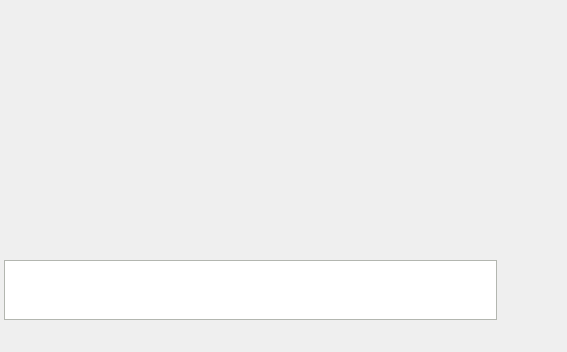
The window that share/skins/default/mucprivchat.ui (itds-consulting/yate) describes before a commit, drawn with Qt 5.
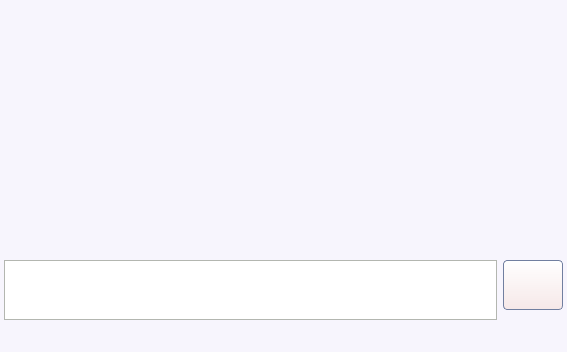
The same window after the commit. Icons and pictures are not drawn.

Commit message: Moved channel control buttons to channel item in channels list. Conference and transfer are now done from master channel and shown in its item in channels list. Changed user interface colors and shapes.

Diff of the .ui file:
```diff
--- a/share/skins/default/mucprivchat.ui
+++ b/share/skins/default/mucprivchat.ui
@@ -18,6 +18,124 @@
   <property name="focusPolicy" >
    <enum>Qt::StrongFocus</enum>
   </property>
+  <property name="styleSheet" >
+   <string>QWidget#mucprivchat {
+  background:#f7f5fd;
+}
+QLabel {background:none; font-size: 11px;}
+QMenu {
+  border: 1px solid #717fa0;
+  background: #ffffff;
+  selection-color: #ffffff;
+  selection-background-color: #48a4d7;
+  color:#333333;
+}
+QMenu::item:disabled { color: #bbbbbb;}
+QMenu::separator { color: #a9c2c2;}
+QLineEdit {
+  color:#333333;
+  border: 1px solid #717fa0;
+  border-radius: 4px;
+}
+QListWidget {
+  color:#333333;
+}
+QAbstractButton {
+  border: 1px solid #717fa0;
+  border-radius: 4px;
+  font-size: 11px;
+  color: #333333;
+  background: qlineargradient(x1: 0, y1: 0, x2: 0, y2: 1, stop: 0 #ffffff, stop: 1 #f6e8e8);
+}
+QAbstractButton:hover {
+  background: qlineargradient(x1: 0, y1: 0, x2: 0, y2: 1, stop: 0 #ffffff, stop: 1 #f9f3f3);
+}
+QAbstractButton:pressed {
+  background: qlineargradient(x1: 0, y1: 0, x2: 0, y2: 1, stop: 0 #f6e8e8, stop: 1 #ffffff);
+}
+QComboBox::down-arrow { image: url(cb_arrow.png); }
+QComboBox::down-arrow:on { top: 1px; left: 1px; }
+QComboBox:!editable {
+  padding-left: 2px;
+  padding-right: 2px;
+  border: 1px solid #717fa0;
+  border-radius: 4px;
+}
+QComboBox:editable {
+  padding-left: 2px;
+  padding-right: 25px;
+  border: 1px solid #717fa0;
+  border-radius: 4px;
+}
+QComboBox::drop-down {
+  width: 22px;
+  border-left: 1px solid #717fa0;
+}
+QCheckBox::indicator:checked { image: url(checkbox_on.png); }
+QCheckBox::indicator:unchecked { image: url(checkbox_off.png); }
+QRadioButton::indicator:checked { image: url(radio_on.png); }
+QRadioButton::indicator:unchecked { image: url(radio_off.png); }
+QTreeWidget {
+  border: 0px;
+  background:white;
+  selection-background-color: lightblue;
+}
+QTreeView::branch { background:white; }
+QHeaderView::section {
+  padding-left: 4px;
+  border: 0px;
+  border-right: 1px solid #e3e6e9;
+  border-bottom: 1px solid #a9c2c2;
+  background: qlineargradient(x1: 0, y1: 0, x2: 0, y2: 1, stop: 0 #ffffff, stop: 1 #fbeded);
+}
+QScrollBar {
+  border: 1px solid #717fa0;
+  background: white;
+}
+QScrollBar::handle {
+  background: qlineargradient(x1: 0, y1: 0, x2: 0, y2: 1, stop: 0 #ffffff, stop: 1 #f6e8e8);
+  border: 1px solid #717fa0;
+}
+QScrollBar:vertical {
+  width: 14px;
+  margin: 16px 0px 16px 0px;
+  border-top: 0px;
+  border-bottom: 0px;
+  border-right: 0px;
+}
+QScrollBar:horizontal {
+  height: 14px;
+  margin: 0px 16px 0px 16px;
+  border-left: 0px;
+  border-right: 0px;
+  border-bottom: 0px;
+}
+QScrollBar::add-line {
+  height: 13px;
+  width: 13px;
+  border: 1px solid #717fa0;
+  subcontrol-origin: margin;
+  background: qlineargradient(x1: 0, y1: 0, x2: 0, y2: 1, stop: 0 #ffffff, stop: 1 #f6e8e8);
+}
+QScrollBar::sub-line {
+  height: 13px;
+  width: 13px;
+  border: 1px solid #717fa0;
+  subcontrol-origin: margin;
+  background: qlineargradient(x1: 0, y1: 0, x2: 0, y2: 1, stop: 0 #ffffff, stop: 1 #f6e8e8);
+}
+QScrollBar::handle:vertical { border-left: 0px; border-right: 0px; }
+QScrollBar::handle:horizontal { border-top: 0px; border-bottom: 0px; }
+QScrollBar::add-line:vertical { subcontrol-position: bottom; image: url(scroll_down.png); height: 14px; }
+QScrollBar::sub-line:vertical { subcontrol-position: top; image: url(scroll_up.png); height: 14px; }
+QScrollBar::add-line:horizontal { subcontrol-position: right; image: url(scroll_right.png); width: 14px; }
+QScrollBar::sub-line:horizontal { subcontrol-position: left; image: url(scroll_left.png); width: 14px; }
+QScrollBar::up-arrow:pressed { border: 1px solid #717fa0; }
+QScrollBar::down-arrow:pressed { border: 1px solid #717fa0; }
+QScrollBar::left-arrow:pressed { border: 1px solid #717fa0; }
+QScrollBar::right-arrow:pressed { border: 1px solid #717fa0; }
+</string>
+  </property>
   <property name="_yate_keypress_redirect" stdset="0" >
    <string>message</string>
   </property>
```
The commit also changes 200 other files.
